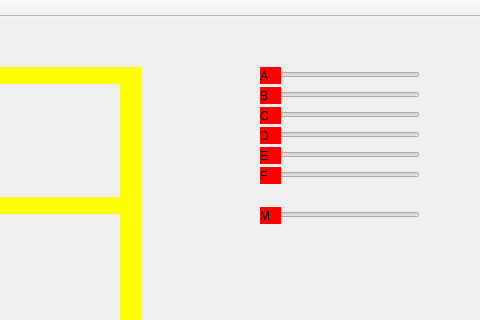
Qt form mainwindow.ui (jtfrl/anti_clock_trains) before a commit; both pictures show x 620 to 1100 and y 0 to 320 of the 1100 by 565 pixel window.
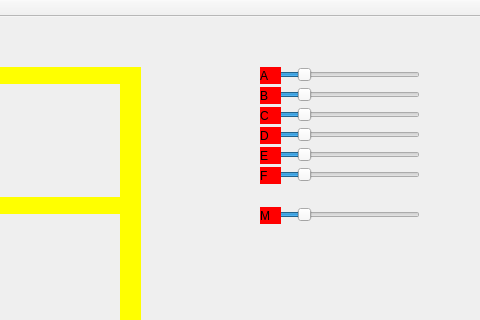
The same form after that commit.

Commit message: Rename sliders and set default values

```diff
--- a/mainwindow.ui
+++ b/mainwindow.ui
@@ -439,6 +439,9 @@
       <height>16</height>
      </rect>
     </property>
+    <property name="value">
+     <number>25</number>
+    </property>
     <property name="orientation">
      <enum>Qt::Orientation::Horizontal</enum>
     </property>
@@ -468,6 +471,9 @@
       <height>16</height>
      </rect>
     </property>
+    <property name="value">
+     <number>25</number>
+    </property>
     <property name="orientation">
      <enum>Qt::Orientation::Horizontal</enum>
     </property>
@@ -481,6 +487,9 @@
       <height>16</height>
      </rect>
     </property>
+    <property name="value">
+     <number>25</number>
+    </property>
     <property name="orientation">
      <enum>Qt::Orientation::Horizontal</enum>
     </property>
@@ -494,6 +503,9 @@
       <height>16</height>
      </rect>
     </property>
+    <property name="value">
+     <number>25</number>
+    </property>
     <property name="orientation">
      <enum>Qt::Orientation::Horizontal</enum>
     </property>
@@ -507,6 +519,9 @@
       <height>16</height>
      </rect>
     </property>
+    <property name="value">
+     <number>25</number>
+    </property>
     <property name="orientation">
      <enum>Qt::Orientation::Horizontal</enum>
     </property>
@@ -520,6 +535,9 @@
       <height>16</height>
      </rect>
     </property>
+    <property name="value">
+     <number>25</number>
+    </property>
     <property name="orientation">
      <enum>Qt::Orientation::Horizontal</enum>
     </property>
@@ -533,6 +551,9 @@
       <height>16</height>
      </rect>
     </property>
+    <property name="value">
+     <number>25</number>
+    </property>
     <property name="orientation">
      <enum>Qt::Orientation::Horizontal</enum>
     </property>
```
Left out of the diff: 28 changed lines with no effect on the pictures.
